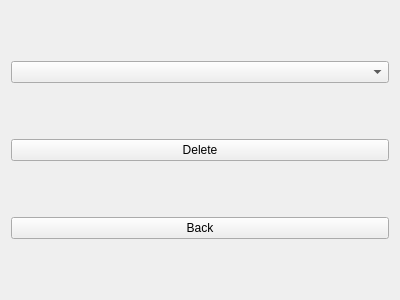
The window that Views/deleterankview.ui (MehmetHY/MilitaryOutpostManagement-Qt5) describes before a commit, drawn with Qt 5.
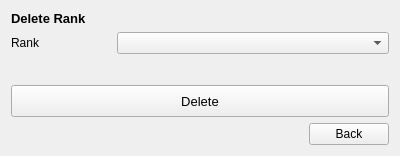
The same window after the commit.

Commit message: rearranged delete rank ui

Patch:
```diff
--- a/Views/deleterankview.ui
+++ b/Views/deleterankview.ui
@@ -7,7 +7,7 @@
     <x>0</x>
     <y>0</y>
     <width>400</width>
-    <height>300</height>
+    <height>156</height>
    </rect>
   </property>
   <property name="windowTitle">
@@ -15,21 +15,115 @@
   </property>
   <layout class="QGridLayout" name="gridLayout">
    <item row="0" column="0">
-    <widget class="QComboBox" name="comboBox"/>
+    <widget class="QLabel" name="label_7">
+     <property name="sizePolicy">
+      <sizepolicy hsizetype="Preferred" vsizetype="Fixed">
+       <horstretch>0</horstretch>
+       <verstretch>0</verstretch>
+      </sizepolicy>
+     </property>
+     <property name="font">
+      <font>
+       <pointsize>10</pointsize>
+       <weight>75</weight>
+       <bold>true</bold>
+      </font>
+     </property>
+     <property name="text">
+      <string>Delete Rank</string>
+     </property>
+     <property name="alignment">
+      <set>Qt::AlignLeading|Qt::AlignLeft|Qt::AlignVCenter</set>
+     </property>
+    </widget>
    </item>
    <item row="1" column="0">
+    <layout class="QHBoxLayout" name="horizontalLayout_2">
+     <item>
+      <widget class="QLabel" name="label">
+       <property name="minimumSize">
+        <size>
+         <width>100</width>
+         <height>0</height>
+        </size>
+       </property>
+       <property name="text">
+        <string>Rank</string>
+       </property>
+      </widget>
+     </item>
+     <item>
+      <widget class="QComboBox" name="comboBox">
+       <property name="sizePolicy">
+        <sizepolicy hsizetype="Expanding" vsizetype="Fixed">
+         <horstretch>0</horstretch>
+         <verstretch>0</verstretch>
+        </sizepolicy>
+       </property>
+      </widget>
+     </item>
+    </layout>
+   </item>
+   <item row="2" column="0">
+    <spacer name="verticalSpacer">
+     <property name="orientation">
+      <enum>Qt::Vertical</enum>
+     </property>
+     <property name="sizeHint" stdset="0">
+      <size>
+       <width>20</width>
+       <height>1</height>
+      </size>
+     </property>
+    </spacer>
+   </item>
+   <item row="3" column="0">
     <widget class="QPushButton" name="deleteButton">
+     <property name="minimumSize">
+      <size>
+       <width>0</width>
+       <height>32</height>
+      </size>
+     </property>
+     <property name="font">
+      <font>
+       <pointsize>10</pointsize>
+      </font>
+     </property>
+     <property name="cursor">
+      <cursorShape>PointingHandCursor</cursorShape>
+     </property>
      <property name="text">
       <string>Delete</string>
      </property>
     </widget>
    </item>
-   <item row="2" column="0">
-    <widget class="QPushButton" name="backButton">
-     <property name="text">
-      <string>Back</string>
-     </property>
-    </widget>
+   <item row="4" column="0">
+    <layout class="QHBoxLayout" name="horizontalLayout">
+     <item>
+      <spacer name="horizontalSpacer">
+       <property name="orientation">
+        <enum>Qt::Horizontal</enum>
+       </property>
+       <property name="sizeHint" stdset="0">
+        <size>
+         <width>40</width>
+         <height>20</height>
+        </size>
+       </property>
+      </spacer>
+     </item>
+     <item>
+      <widget class="QPushButton" name="backButton">
+       <property name="cursor">
+        <cursorShape>PointingHandCursor</cursorShape>
+       </property>
+       <property name="text">
+        <string>Back</string>
+       </property>
+      </widget>
+     </item>
+    </layout>
    </item>
   </layout>
  </widget>
```
The commit also changes 1 other file.
